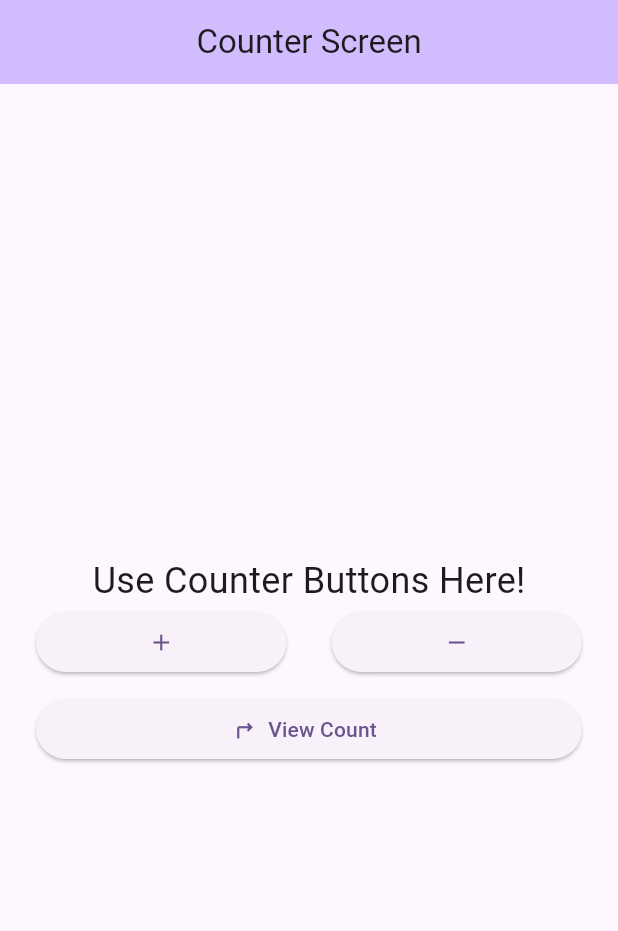
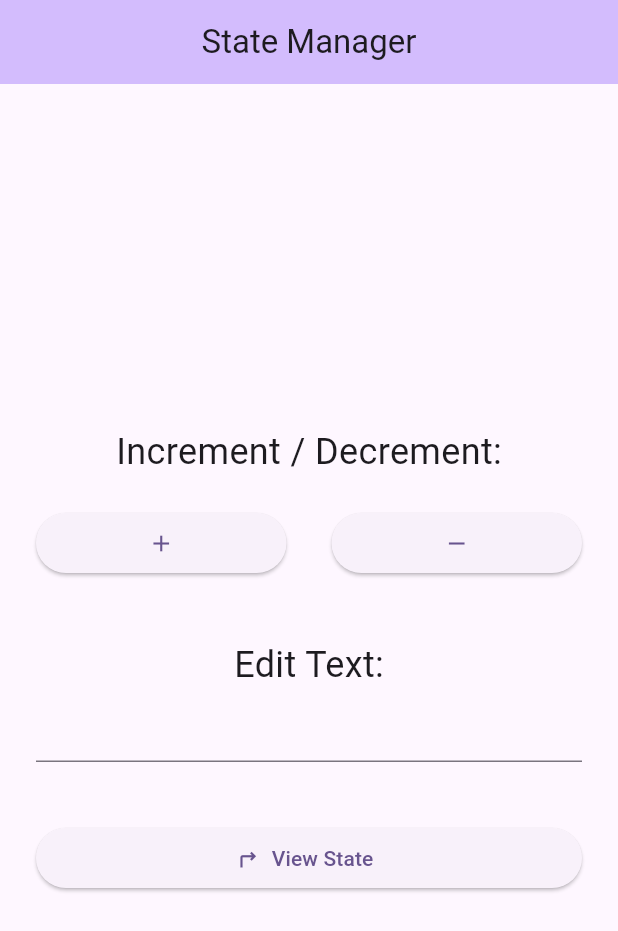
Before and after one commit to aayasir2177/counter-provider-flutter, a Flutter app: the screen it shows after launch, after a tap on the "add" icon, on a phone screen of 412 x 824 dp. Shown: the top 931 px of the screen. Run offline on Flutter 3.47's test engine with Material 3 defaults, Android fonts, the phone set to English and light mode, and no system bars.

Commit message:
Did complete practice of state management using multi provider and consumer

```diff
--- a/lib/home.dart
+++ /dev/null
@@ -1,74 +0,0 @@
-import 'package:counter_using_provider_flutter/count.dart';
-import 'package:flutter/material.dart';
-
-class Home extends StatefulWidget {
-  const Home({super.key});
-
-  @override
-  State<Home> createState() => _Home();
-}
-
-class _Home extends State<Home> {
-  int counter = 0;
-
-  @override
-  Widget build(BuildContext context) {
-    return Scaffold(
-      appBar: AppBar(
-        backgroundColor: Theme.of(context).colorScheme.inversePrimary,
-        title: const Text("Counter Screen"),
-        centerTitle: true,
-      ),
-      body: Center(
-        child: Padding(
-          padding: const EdgeInsets.all(24.0),
-          child: Column(
-            mainAxisAlignment: MainAxisAlignment.center,
-            children: [
-              const Center(
-                child: Text(
-                  'Use Counter Buttons Here!',
-                  style: TextStyle(fontSize: 24),
-                ),
-              ),
-              Row(
-                mainAxisAlignment: MainAxisAlignment.spaceAround,
-                children: [
-                  Expanded(
-                      child: ElevatedButton(
-                          onPressed: () {}, child: const Icon(Icons.add))),
-                  const SizedBox(
-                    width: 30,
-                  ),
-                  Expanded(
-                    child: ElevatedButton(
-                        onPressed: () {}, child: const Icon(Icons.remove)),
-                  ),
-                ],
-              ),
-              const SizedBox(
-                height: 10,
-              ),
-              Row(
-                children: [
-                  Expanded(
-                    child: ElevatedButton.icon(
-                      onPressed: () {
-                        Navigator.push(
-                            context,
-                            MaterialPageRoute(
-                                builder: (context) => const CountScreen()));
-                      },
-                      label: const Text("View Count"),
-                      icon: const Icon(Icons.turn_right),
-                    ),
-                  ),
-                ],
-              )
-            ],
-          ),
-        ),
-      ),
-    );
-  }
-}
--- a/lib/main.dart
+++ b/lib/main.dart
@@ -1,8 +1,18 @@
-import 'package:counter_using_provider_flutter/home.dart';
+import 'package:counter_using_provider_flutter/providers/count_provider.dart';
+import 'package:counter_using_provider_flutter/providers/text_provider.dart';
+import 'package:counter_using_provider_flutter/screens/home_screen.dart';
+// ignore: unused_import
+import 'package:counter_using_provider_flutter/screens/result_screen.dart';
 import 'package:flutter/material.dart';
+import 'package:provider/provider.dart';
 
 void main() {
-  runApp(const MyApp());
+  runApp(MultiProvider(providers: [
+    ChangeNotifierProvider(
+      create: (context) => CountProvider(),
+    ),
+    ChangeNotifierProvider(create: (context) => TextProvider())
+  ], child: const MyApp()));
 }
 
 class MyApp extends StatelessWidget {
@@ -18,7 +28,7 @@ class MyApp extends StatelessWidget {
         colorScheme: ColorScheme.fromSeed(seedColor: Colors.deepPurple),
         useMaterial3: true,
       ),
-      home: const Home(),
+      home: const HomeScreen(),
     );
   }
 }
--- /dev/null
+++ b/lib/providers/count_provider.dart
@@ -0,0 +1,20 @@
+import 'package:flutter/material.dart';
+import 'package:flutter/foundation.dart';
+
+class CountProvider with ChangeNotifier {
+  int _count = 0;
+
+  int get count => _count;
+
+  increment() {
+    _count++;
+
+    notifyListeners();
+  }
+
+  decrement() {
+    _count--;
+
+    notifyListeners();
+  }
+}
--- /dev/null
+++ b/lib/providers/text_provider.dart
@@ -0,0 +1,13 @@
+import 'package:flutter/material.dart';
+import 'package:flutter/foundation.dart';
+
+class TextProvider with ChangeNotifier {
+  String _text = "Default Text.";
+
+  String get text => _text;
+
+  setText(newText) {
+    _text = newText;
+    notifyListeners();
+  }
+}
--- /dev/null
+++ b/lib/screens/home_screen.dart
@@ -0,0 +1,105 @@
+import 'package:counter_using_provider_flutter/providers/count_provider.dart';
+import 'package:counter_using_provider_flutter/providers/text_provider.dart';
+import 'package:counter_using_provider_flutter/screens/result_screen.dart';
+import 'package:flutter/material.dart';
+import 'package:provider/provider.dart';
+
+class HomeScreen extends StatefulWidget {
+  const HomeScreen({super.key});
+
+  @override
+  State<HomeScreen> createState() => _HomeScreen();
+}
+
+class _HomeScreen extends State<HomeScreen> {
+  int counter = 0;
+
+  @override
+  Widget build(BuildContext context) {
+    return Scaffold(
+      appBar: AppBar(
+        backgroundColor: Theme.of(context).colorScheme.inversePrimary,
+        title: const Text("State Manager"),
+        centerTitle: true,
+      ),
+      body: Center(
+        child: Padding(
+          padding: const EdgeInsets.all(24.0),
+          child: Column(
+            mainAxisAlignment: MainAxisAlignment.center,
+            children: [
+              const Center(
+                child: Text(
+                  'Increment / Decrement:',
+                  style: TextStyle(fontSize: 24),
+                ),
+              ),
+              const SizedBox(
+                height: 20,
+              ),
+              Row(
+                mainAxisAlignment: MainAxisAlignment.spaceAround,
+                children: [
+                  Expanded(child: Consumer<CountProvider>(
+                    builder: (context, value, child) {
+                      return ElevatedButton(
+                          onPressed: () {
+                            value.increment();
+                          },
+                          child: const Icon(Icons.add));
+                    },
+                  )),
+                  const SizedBox(
+                    width: 30,
+                  ),
+                  Expanded(child: Consumer<CountProvider>(
+                    builder: (context, value, child) {
+                      return ElevatedButton(
+                          onPressed: () {
+                            value.decrement();
+                          },
+                          child: const Icon(Icons.remove));
+                    },
+                  )),
+                ],
+              ),
+              const SizedBox(
+                height: 40,
+              ),
+              const Text(
+                'Edit Text:',
+                style: TextStyle(fontSize: 24),
+              ),
+              Consumer<TextProvider>(builder: (context, value, child) {
+                return TextField(
+                  onSubmitted: (text) {
+                    value.setText(text);
+                  },
+                );
+              }),
+              const SizedBox(
+                height: 40,
+              ),
+              Row(
+                children: [
+                  Expanded(
+                    child: ElevatedButton.icon(
+                      onPressed: () {
+                        Navigator.push(
+                            context,
+                            MaterialPageRoute(
+                                builder: (context) => const ResultScreen()));
+                      },
+                      label: const Text("View State"),
+                      icon: const Icon(Icons.turn_right),
+                    ),
+                  ),
+                ],
+              )
+            ],
+          ),
+        ),
+      ),
+    );
+  }
+}
--- /dev/null
+++ b/lib/screens/result_screen.dart
@@ -0,0 +1,58 @@
+import 'package:counter_using_provider_flutter/providers/count_provider.dart';
+import 'package:counter_using_provider_flutter/providers/text_provider.dart';
+import 'package:flutter/material.dart';
+import 'package:provider/provider.dart';
+
+class ResultScreen extends StatefulWidget {
+  const ResultScreen({super.key});
+
+  @override
+  State<ResultScreen> createState() => _CountScreen();
+}
+
+class _CountScreen extends State<ResultScreen> {
+  int counter = 0;
+
+  @override
+  Widget build(BuildContext context) {
+    return Scaffold(
+        appBar: AppBar(
+          backgroundColor: Theme.of(context).colorScheme.inversePrimary,
+          title: const Text("States"),
+          centerTitle: true,
+        ),
+        body: Padding(
+          padding: const EdgeInsets.all(24.0),
+          child: Center(
+            child: Column(
+              mainAxisAlignment: MainAxisAlignment.center,
+              children: [
+                const Text(
+                  'Count:',
+                  style: TextStyle(fontSize: 24),
+                ),
+                Consumer<CountProvider>(builder: (context, value, child) {
+                  return Text(
+                    value.count.toString(),
+                    style: const TextStyle(fontSize: 24),
+                  );
+                }),
+                const SizedBox(
+                  height: 40,
+                ),
+                const Text(
+                  'Text:',
+                  style: TextStyle(fontSize: 24),
+                ),
+                Consumer<TextProvider>(builder: (context, value, child) {
+                  return Text(
+                    value.text,
+                    style: const TextStyle(fontSize: 18),
+                  );
+                })
+              ],
+            ),
+          ),
+        ));
+  }
+}
--- a/pubspec.yaml
+++ b/pubspec.yaml
@@ -35,6 +35,7 @@ dependencies:
   # The following adds the Cupertino Icons font to your application.
   # Use with the CupertinoIcons class for iOS style icons.
   cupertino_icons: ^1.0.2
+  provider: ^6.1.1
 
 dev_dependencies:
   flutter_test:
```
Also changed, not shown: lib/count.dart (deleted, +0 -42 lines), pubspec.lock, 8 other files.
